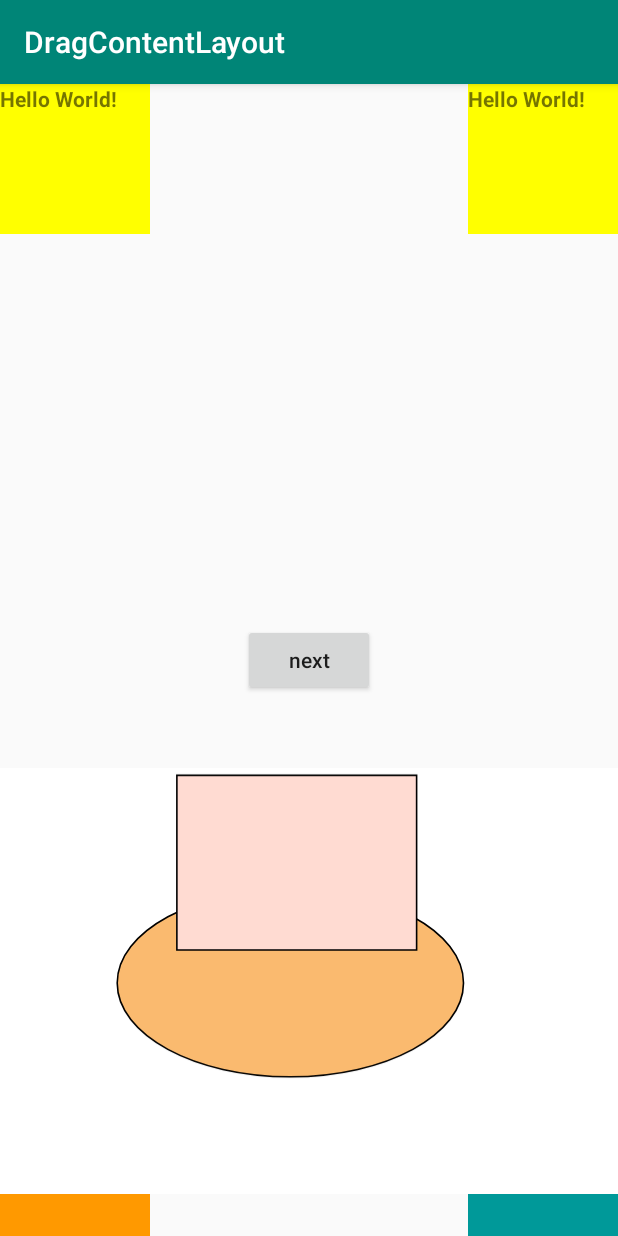
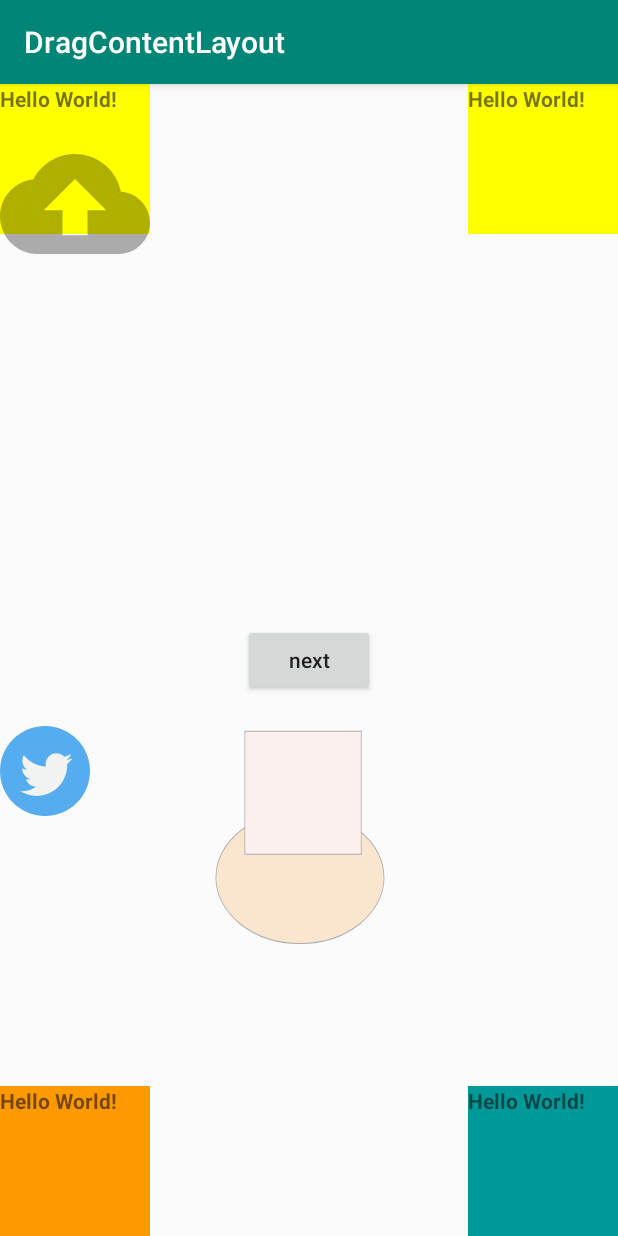
Before and after one commit to zhao2017/DragContentLayout, an Android app: the screen it shows after launch (MainActivity), on a phone screen of 412 x 824 dp. Run offline under Robolectric (Android 15) with nearby library versions, the phone set to English and light mode, and no system bars.

Commit message:
svg第三方下载下来的图片

```diff
--- /dev/null
+++ b/app/src/main/res/drawable/ic_cloud_upload.xml
@@ -0,0 +1,10 @@
+<vector xmlns:android="http://schemas.android.com/apk/res/android"
+    android:width="24dp"
+    android:height="24dp"
+    android:alpha="0.31"
+    android:viewportWidth="24.0"
+    android:viewportHeight="24.0">
+    <path
+        android:fillColor="#FF000000"
+        android:pathData="M19.35,10.04C18.67,6.59 15.64,4 12,4 9.11,4 6.6,5.64 5.35,8.04 2.34,8.36 0,10.91 0,14c0,3.31 2.69,6 6,6h13c2.76,0 5,-2.24 5,-5 0,-2.64 -2.05,-4.78 -4.65,-4.96zM14,13v4h-4v-4H7l5,-5 5,5h-3z" />
+</vector>
--- /dev/null
+++ b/app/src/main/res/drawable/svg_2.xml
@@ -0,0 +1,25 @@
+<vector xmlns:android="http://schemas.android.com/apk/res/android"
+    android:width="24dp"
+    android:height="24dp"
+    android:alpha="0.31"
+    android:viewportWidth="580"
+    android:viewportHeight="400">
+    <path
+        android:fillColor="#fff"
+        android:pathData="M-1,-1h582v402h-582z" />
+    <path
+        android:fillColor="#FABA6F"
+        android:pathData="M110,201.95a162.5,88 0,1 0,325 0a162.5,88 0,1 0,-325 0z"
+        android:strokeWidth="1.5"
+        android:strokeColor="#000" />
+    <path
+        android:fillColor="#FFDBD2"
+        android:pathData="M166,6.95h225v164h-225z"
+        android:strokeWidth="1.5"
+        android:strokeColor="#000" />
+    <path
+        android:fillColor="#FFDBD2"
+        android:pathData="M-170,61.95h1v0h-1z"
+        android:strokeWidth="1.5"
+        android:strokeColor="#000" />
+</vector>
--- /dev/null
+++ b/app/src/main/res/drawable/svg_3.xml
@@ -0,0 +1,14 @@
+<?xml version="1.0" encoding="utf-8"?>
+<vector xmlns:android="http://schemas.android.com/apk/res/android"
+    android:width="112.197dp"
+    android:height="112.197dp"
+    android:viewportWidth="112.197"
+    android:viewportHeight="112.197">
+
+    <path
+        android:fillColor="#55ACEE"
+        android:pathData="M 56.099 0 C 87.081069896 0 112.197 25.115930104 112.197 56.098 C 112.197 87.080069896 87.081069896 112.196 56.099 112.196 C 25.116930104 112.196 0.000999999999998 87.080069896 0.000999999999998 56.098 C 0.000999999999998 25.115930104 25.116930104 0 56.099 0 Z" />
+    <path
+        android:fillColor="#F1F2F2"
+        android:pathData="M90.461,40.316c-2.404,1.066-4.99,1.787-7.702,2.109c2.769-1.659,4.894-4.284,5.897-7.417 c-2.591,1.537-5.462,2.652-8.515,3.253c-2.446-2.605-5.931-4.233-9.79-4.233c-7.404,0-13.409,6.005-13.409,13.409 c0,1.051,0.119,2.074,0.349,3.056c-11.144-0.559-21.025-5.897-27.639-14.012c-1.154,1.98-1.816,4.285-1.816,6.742 c0,4.651,2.369,8.757,5.965,11.161c-2.197-0.069-4.266-0.672-6.073-1.679c-0.001,0.057-0.001,0.114-0.001,0.17 c0,6.497,4.624,11.916,10.757,13.147c-1.124,0.308-2.311,0.471-3.532,0.471c-0.866,0-1.705-0.083-2.523-0.239 c1.706,5.326,6.657,9.203,12.526,9.312c-4.59,3.597-10.371,5.74-16.655,5.74c-1.08,0-2.15-0.063-3.197-0.188 c5.931,3.806,12.981,6.025,20.553,6.025c24.664,0,38.152-20.432,38.152-38.153c0-0.581-0.013-1.16-0.039-1.734 C86.391,45.366,88.664,43.005,90.461,40.316L90.461,40.316z" />
+</vector>
--- a/app/src/main/res/layout/activity_main.xml
+++ b/app/src/main/res/layout/activity_main.xml
@@ -46,13 +46,25 @@
         android:text="next"
         android:textAllCaps="false" />
 
+    <ImageView
+        android:layout_marginTop="30dp"
+        android:src="@drawable/ic_cloud_upload"
+        android:layout_width="100dp"
+        android:layout_height="100dp" />
+
 
     <ImageView
-        android:layout_width="wrap_content"
-        android:layout_height="wrap_content"
+        android:layout_width="match_parent"
+        android:layout_height="200dp"
         android:layout_below="@id/bt_next"
         android:layout_centerInParent="true"
         android:layout_marginTop="20dp"
-        android:src="@drawable/svg_image" />
+        android:src="@drawable/svg_2" />
+    <ImageView
+        android:layout_width="60dp"
+        android:layout_height="60dp"
+        android:layout_below="@id/bt_next"
+        android:layout_marginTop="20dp"
+        android:src="@drawable/svg_3" />
 
 </RelativeLayout>
```
